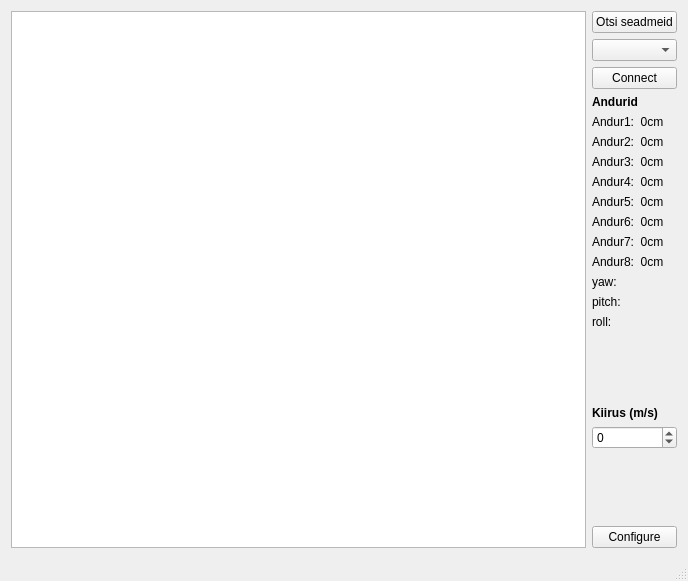
Before: the Qt Designer form Software/Remote/FollowerRemote/followerui.ui in TalTechRobotiklubi/Follower, drawn with Qt 5.
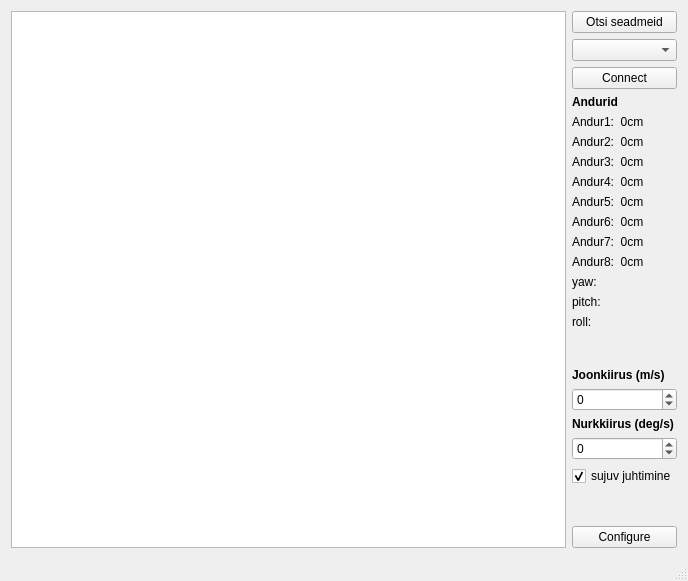
After: the same form once the commit is applied.

Commit message:
Added Angular speed change textbox to UI Made new way to control robot with arrow keys and it uses new speed controlling system Repaired and improved sensor configure on ui screen
Had to use windows.h file witch make this program now dependent of Windows platform

What changed in the file:
```diff
--- a/Software/Remote/FollowerRemote/followerui.ui
+++ b/Software/Remote/FollowerRemote/followerui.ui
@@ -157,7 +157,7 @@
            </font>
           </property>
           <property name="text">
-           <string>Kiirus (m/s)</string>
+           <string>Joonkiirus (m/s)</string>
           </property>
          </widget>
         </item>
@@ -168,6 +168,45 @@
           </property>
           <property name="maximum">
            <number>65535</number>
+          </property>
+          <property name="singleStep">
+           <number>50</number>
+          </property>
+         </widget>
+        </item>
+        <item>
+         <widget class="QLabel" name="label_3">
+          <property name="font">
+           <font>
+            <weight>75</weight>
+            <bold>true</bold>
+           </font>
+          </property>
+          <property name="text">
+           <string>Nurkkiirus (deg/s)</string>
+          </property>
+         </widget>
+        </item>
+        <item>
+         <widget class="QSpinBox" name="sb_setAngularSpeed">
+          <property name="minimum">
+           <number>-2000</number>
+          </property>
+          <property name="maximum">
+           <number>2000</number>
+          </property>
+          <property name="singleStep">
+           <number>5</number>
+          </property>
+         </widget>
+        </item>
+        <item>
+         <widget class="QCheckBox" name="cb_smoothDrive">
+          <property name="text">
+           <string>sujuv juhtimine</string>
+          </property>
+          <property name="checked">
+           <bool>true</bool>
           </property>
          </widget>
         </item>
```
The commit also changes 6 other files.
